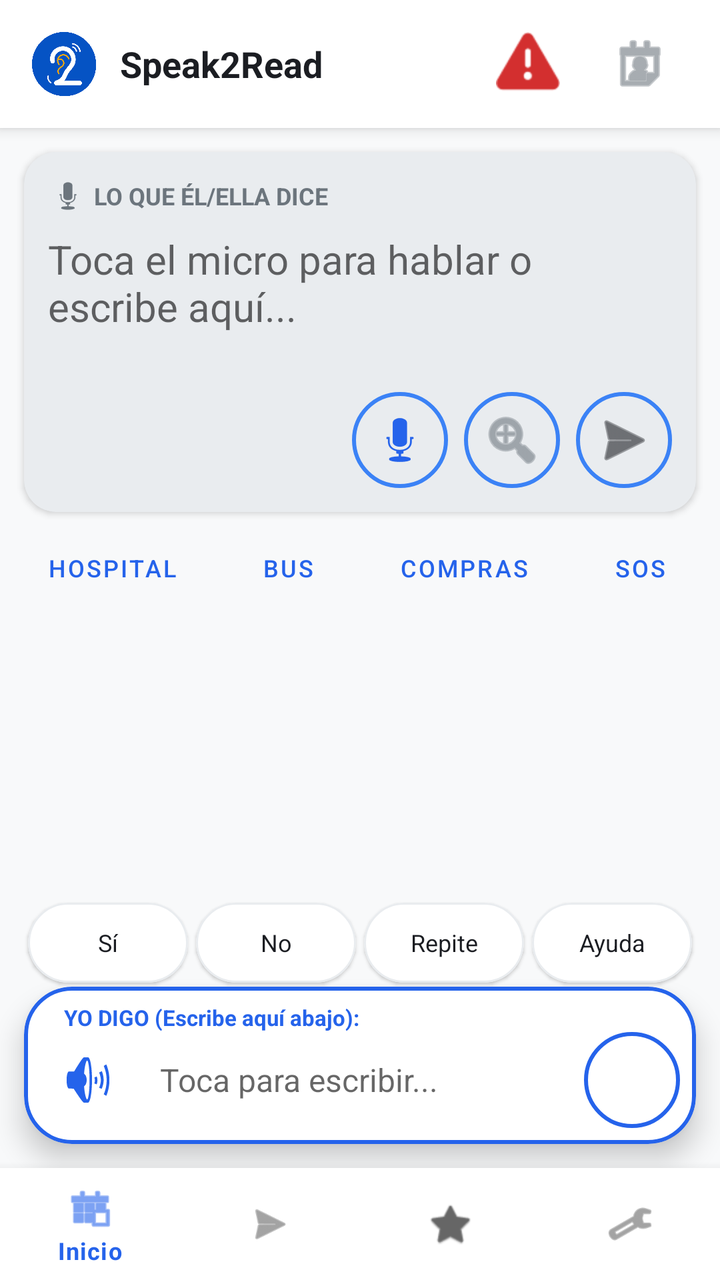
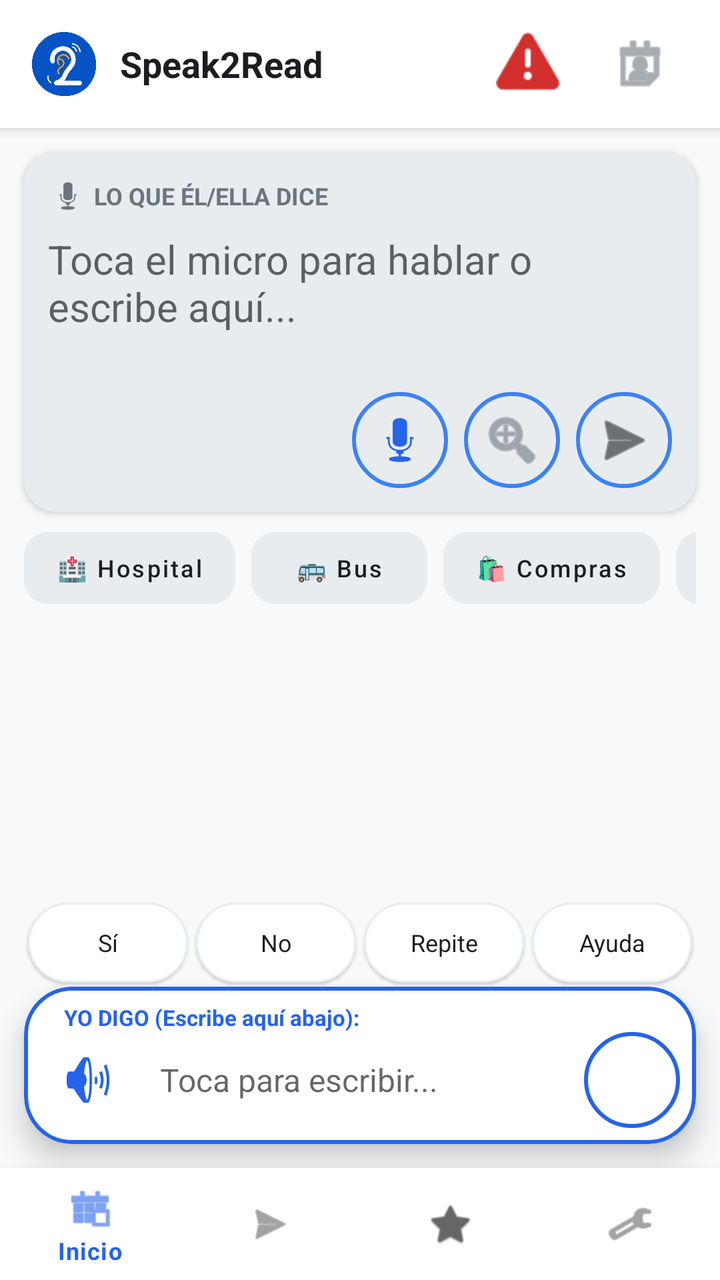

Before-and-after screenshots of an Android layout around one commit, followed by the original layout XML and the change that was made.
<!-- AndroidManifest.xml: activity theme Theme.Speak2Read -->
<!-- res/layout/activity_home.xml -->
<?xml version="1.0" encoding="utf-8"?>
<androidx.constraintlayout.widget.ConstraintLayout xmlns:android="http://schemas.android.com/apk/res/android"
    xmlns:app="http://schemas.android.com/apk/res-auto"
    android:layout_width="match_parent"
    android:layout_height="match_parent"
    android:background="@color/s2r_background">

    
    <com.google.android.material.card.MaterialCardView
        android:id="@+id/sosHeader"
        android:layout_width="match_parent"
        android:layout_height="64dp"
        app:cardElevation="4dp"
        app:cardCornerRadius="0dp"
        app:layout_constraintTop_toTopOf="parent"
        app:cardBackgroundColor="@color/s2r_surface">

        <LinearLayout
            android:layout_width="match_parent"
            android:layout_height="match_parent"
            android:orientation="horizontal"
            android:gravity="center_vertical"
            android:paddingHorizontal="16dp">

            <ImageView
                android:layout_width="32dp"
                android:layout_height="32dp"
                android:src="@drawable/logo_final_v5"
                android:contentDescription="Logo" />

            <TextView
                android:layout_width="0dp"
                android:layout_height="wrap_content"
                android:layout_weight="1"
                android:layout_marginStart="12dp"
                android:text="Speak2Read"
                android:textStyle="bold"
                android:textSize="18sp"
                android:textColor="@color/s2r_text_primary" />

            <ImageButton
                android:id="@+id/btnSosHeader"
                android:layout_width="48dp"
                android:layout_height="48dp"
                android:background="?attr/selectableItemBackgroundBorderless"
                android:src="@android:drawable/ic_dialog_alert"
                app:tint="@color/s2r_alert"
                android:contentDescription="Botón de pánico" />

            <ImageButton
                android:id="@+id/btnSelectContact"
                android:layout_width="48dp"
                android:layout_height="48dp"
                android:background="?attr/selectableItemBackgroundBorderless"
                android:src="@android:drawable/ic_menu_my_calendar"
                app:tint="@color/s2r_text_secondary"
                android:layout_marginStart="8dp"
                android:contentDescription="Contactos" />
        </LinearLayout>
    </com.google.android.material.card.MaterialCardView>

    
    <com.google.android.material.card.MaterialCardView
        android:id="@+id/cardTranscription"
        android:layout_width="match_parent"
        android:layout_height="180dp"
        android:layout_margin="12dp"
        app:cardCornerRadius="16dp"
        app:cardElevation="2dp"
        app:cardBackgroundColor="@color/s2r_bubble_interlocutor"
        app:layout_constraintTop_toBottomOf="@id/sosHeader">

        <LinearLayout
            android:layout_width="match_parent"
            android:layout_height="match_parent"
            android:orientation="vertical"
            android:padding="12dp">

            <LinearLayout
                android:layout_width="match_parent"
                android:layout_height="wrap_content"
                android:orientation="horizontal"
                android:gravity="center_vertical"
                android:layout_marginBottom="8dp">
                <ImageView
                    android:layout_width="20dp"
                    android:layout_height="20dp"
                    android:src="@android:drawable/ic_btn_speak_now"
                    app:tint="@color/s2r_text_secondary"
                    android:contentDescription="Escuchando" />
                <TextView
                    android:layout_width="wrap_content"
                    android:layout_height="wrap_content"
                    android:text=" LO QUE ÉL/ELLA DICE"
                    android:textAllCaps="true"
                    android:textSize="12sp"
                    android:textStyle="bold"
                    android:textColor="@color/s2r_text_secondary" />
            </LinearLayout>

            <EditText
                android:id="@+id/etTranscription"
                android:layout_width="match_parent"
                android:layout_height="0dp"
                android:layout_weight="1"
                android:background="@null"
                android:gravity="top"
                android:hint="Toca el micro para hablar o escribe aquí..."
                android:textColor="@color/s2r_text_primary"
                android:textSize="20sp"
                android:focusable="true"
                android:enabled="true"
                android:inputType="textMultiLine"
                android:autofillHints="" />

            <LinearLayout
                android:layout_width="match_parent"
                android:layout_height="wrap_content"
                android:gravity="end"
                android:orientation="horizontal">

                <ImageButton
                    android:id="@+id/btnMicTranscription"
                    android:layout_width="48dp"
                    android:layout_height="48dp"
                    android:background="@drawable/bg_quick_reply_card"
                    android:src="@android:drawable/ic_btn_speak_now"
                    app:tint="@color/s2r_bubble_usuario"
                    android:contentDescription="Micrófono" />

                <ImageButton
                    android:id="@+id/btnFullscreenTranscription"
                    android:layout_width="48dp"
                    android:layout_height="48dp"
                    android:layout_marginStart="8dp"
                    android:background="@drawable/bg_quick_reply_card"
                    android:src="@android:drawable/ic_menu_zoom"
                    app:tint="@color/s2r_text_secondary"
                    android:contentDescription="Pantalla completa" />

                <ImageButton
                    android:id="@+id/btnSendTranscription"
                    android:layout_width="48dp"
                    android:layout_height="48dp"
                    android:layout_marginStart="8dp"
                    android:background="@drawable/bg_quick_reply_card"
                    android:src="@android:drawable/ic_menu_send"
                    app:tint="@color/s2r_text_primary"
                    android:contentDescription="Enviar" />
            </LinearLayout>
        </LinearLayout>
    </com.google.android.material.card.MaterialCardView>

    
    <HorizontalScrollView
        android:id="@+id/scrollContext"
        android:layout_width="match_parent"
        android:layout_height="wrap_content"
        android:scrollbars="none"
        android:layout_marginHorizontal="12dp"
        app:layout_constraintTop_toBottomOf="@id/cardTranscription">
        <LinearLayout
            android:layout_width="wrap_content"
            android:layout_height="wrap_content"
            android:orientation="horizontal"
            android:paddingVertical="4dp">
            <Button android:id="@+id/btnHospital" style="@style/Widget.MaterialComponents.Button.TextButton" android:layout_width="wrap_content" android:layout_height="wrap_content" android:text="Hospital" android:textSize="12sp" />
            <Button android:id="@+id/btnTransporte" style="@style/Widget.MaterialComponents.Button.TextButton" android:layout_width="wrap_content" android:layout_height="wrap_content" android:text="Bus" android:textSize="12sp" />
            <Button android:id="@+id/btnCompras" style="@style/Widget.MaterialComponents.Button.TextButton" android:layout_width="wrap_content" android:layout_height="wrap_content" android:text="Compras" android:textSize="12sp" />
            <Button android:id="@+id/btnEmergencia" style="@style/Widget.MaterialComponents.Button.TextButton" android:layout_width="wrap_content" android:layout_height="wrap_content" android:text="SOS" android:textSize="12sp" />
            <Button android:id="@+id/btnPersonalizado" style="@style/Widget.MaterialComponents.Button.TextButton" android:layout_width="wrap_content" android:layout_height="wrap_content" android:text="Mío" android:textSize="12sp" />
        </LinearLayout>
    </HorizontalScrollView>

    
    <androidx.recyclerview.widget.RecyclerView
        android:id="@+id/recyclerChat"
        android:layout_width="match_parent"
        android:layout_height="0dp"
        android:padding="8dp"
        android:clipToPadding="false"
        app:layout_constraintTop_toBottomOf="@id/scrollContext"
        app:layout_constraintBottom_toTopOf="@id/quickRepliesLayout" />

    
    <LinearLayout
        android:id="@+id/quickRepliesLayout"
        android:layout_width="match_parent"
        android:layout_height="wrap_content"
        android:orientation="horizontal"
        android:gravity="center"
        android:paddingHorizontal="12dp"
        app:layout_constraintBottom_toTopOf="@id/cardInput">

        <com.google.android.material.card.MaterialCardView
            android:id="@+id/qr_si"
            android:layout_width="0dp"
            android:layout_height="40dp"
            android:layout_weight="1"
            android:layout_margin="2dp"
            app:cardCornerRadius="20dp"
            app:cardBackgroundColor="@color/s2r_surface"
            app:strokeWidth="1dp"
            app:strokeColor="@color/s2r_bubble_interlocutor">
            <TextView android:id="@+id/tvQr1" android:layout_width="match_parent" android:layout_height="match_parent" android:gravity="center" android:text="Sí" android:textSize="12sp" android:textColor="@color/s2r_text_primary" />
        </com.google.android.material.card.MaterialCardView>

        <com.google.android.material.card.MaterialCardView
            android:id="@+id/qr_no"
            android:layout_width="0dp"
            android:layout_height="40dp"
            android:layout_weight="1"
            android:layout_margin="2dp"
            app:cardCornerRadius="20dp"
            app:cardBackgroundColor="@color/s2r_surface"
            app:strokeWidth="1dp"
            app:strokeColor="@color/s2r_bubble_interlocutor">
            <TextView android:id="@+id/tvQr2" android:layout_width="match_parent" android:layout_height="match_parent" android:gravity="center" android:text="No" android:textSize="12sp" android:textColor="@color/s2r_text_primary" />
        </com.google.android.material.card.MaterialCardView>

        <com.google.android.material.card.MaterialCardView
            android:id="@+id/qr_repite"
            android:layout_width="0dp"
            android:layout_height="40dp"
            android:layout_weight="1"
            android:layout_margin="2dp"
            app:cardCornerRadius="20dp"
            app:cardBackgroundColor="@color/s2r_surface"
            app:strokeWidth="1dp"
            app:strokeColor="@color/s2r_bubble_interlocutor">
            <TextView android:id="@+id/tvQr3" android:layout_width="match_parent" android:layout_height="match_parent" android:gravity="center" android:text="Repite" android:textSize="12sp" android:textColor="@color/s2r_text_primary" />
        </com.google.android.material.card.MaterialCardView>

        <com.google.android.material.card.MaterialCardView
            android:id="@+id/qr_ayuda"
            android:layout_width="0dp"
            android:layout_height="40dp"
            android:layout_weight="1"
            android:layout_margin="2dp"
            app:cardCornerRadius="20dp"
            app:cardBackgroundColor="@color/s2r_surface"
            app:strokeWidth="1dp"
            app:strokeColor="@color/s2r_bubble_interlocutor">
            <TextView android:id="@+id/tvQr4" android:layout_width="match_parent" android:layout_height="match_parent" android:gravity="center" android:text="Ayuda" android:textSize="12sp" android:textColor="@color/s2r_text_primary" />
        </com.google.android.material.card.MaterialCardView>
    </LinearLayout>

    
    <com.google.android.material.card.MaterialCardView
        android:id="@+id/cardInput"
        android:layout_width="match_parent"
        android:layout_height="wrap_content"
        android:layout_margin="12dp"
        app:cardCornerRadius="24dp"
        app:cardElevation="8dp"
        app:strokeWidth="2dp"
        app:strokeColor="@color/s2r_bubble_usuario"
        app:layout_constraintBottom_toTopOf="@id/bottom_navigation">

        <LinearLayout
            android:layout_width="match_parent"
            android:layout_height="wrap_content"
            android:orientation="vertical"
            android:padding="8dp">

            <TextView
                android:layout_width="wrap_content"
                android:layout_height="wrap_content"
                android:layout_marginStart="12dp"
                android:text="YO DIGO (Escribe aquí abajo):"
                android:textSize="11sp"
                android:textStyle="bold"
                android:textColor="@color/s2r_bubble_usuario" />

            <LinearLayout
                android:layout_width="match_parent"
                android:layout_height="wrap_content"
                android:orientation="horizontal"
                android:gravity="center_vertical">

                <ImageButton
                    android:id="@+id/btnSpeaker"
                    android:layout_width="48dp"
                    android:layout_height="48dp"
                    android:background="?attr/selectableItemBackgroundBorderless"
                    android:src="@android:drawable/ic_lock_silent_mode_off"
                    app:tint="@color/s2r_bubble_usuario"
                    android:contentDescription="Hablar" />

                <EditText
                    android:id="@+id/etMessage"
                    android:layout_width="0dp"
                    android:layout_height="wrap_content"
                    android:layout_weight="1"
                    android:background="@null"
                    android:hint="Toca para escribir..."
                    android:padding="12dp"
                    android:textColor="@color/s2r_text_primary"
                    android:textSize="16sp"
                    android:inputType="textShortMessage"
                    android:autofillHints="" />

                <ImageButton
                    android:id="@+id/btnSendMessage"
                    android:layout_width="48dp"
                    android:layout_height="48dp"
                    android:background="@drawable/bg_quick_reply_card"
                    android:backgroundTint="@color/s2r_bubble_usuario"
                    android:src="@android:drawable/ic_menu_send"
                    app:tint="@color/white"
                    android:contentDescription="Enviar" />
            </LinearLayout>
        </LinearLayout>
    </com.google.android.material.card.MaterialCardView>

    <com.google.android.material.bottomnavigation.BottomNavigationView
        android:id="@+id/bottom_navigation"
        android:layout_width="match_parent"
        android:layout_height="wrap_content"
        app:layout_constraintBottom_toBottomOf="parent"
        app:menu="@menu/bottom_nav_menu"
        android:background="@color/s2r_surface" />

    
    <FrameLayout
        android:id="@+id/emergencyOverlay"
        android:layout_width="match_parent"
        android:layout_height="match_parent"
        android:background="#E6D32F2F"
        android:visibility="gone"
        android:clickable="true"
        android:focusable="true">
        <LinearLayout
            android:layout_width="match_parent"
            android:layout_height="match_parent"
            android:gravity="center"
            android:orientation="vertical">
            <ImageView
                android:id="@+id/imgWarning"
                android:layout_width="120dp"
                android:layout_height="120dp"
                android:src="@android:drawable/ic_dialog_alert"
                app:tint="@color/white"
                android:contentDescription="Alerta" />
            <TextView
                android:id="@+id/tvEmergencyTitle"
                android:layout_width="wrap_content"
                android:layout_height="wrap_content"
                android:text="¡ALERTA!"
                android:textColor="@color/white"
                android:textSize="40sp"
                android:textStyle="bold" />
            <TextView
                android:id="@+id/tvEmergencyType"
                android:layout_width="wrap_content"
                android:layout_height="wrap_content"
                android:text="Sonido de Peligro"
                android:textColor="@color/white"
                android:textSize="24sp"
                android:gravity="center"
                android:layout_marginTop="8dp" />
            <Button
                android:id="@+id/btnAcknowledge"
                android:layout_width="wrap_content"
                android:layout_height="wrap_content"
                android:layout_marginTop="40dp"
                android:paddingHorizontal="32dp"
                android:backgroundTint="@color/white"
                android:text="ENTENDIDO"
                android:textColor="@color/s2r_alert" />
        </LinearLayout>
    </FrameLayout>

</androidx.constraintlayout.widget.ConstraintLayout>
<!-- resources referenced by this layout -->
<resources>
  <color name="s2r_alert">#D32F2F</color>
  <color name="s2r_background">#F8F9FA</color>
  <color name="s2r_bubble_interlocutor">#E9ECEF</color>
  <color name="s2r_bubble_usuario">#2563EB</color>
  <color name="s2r_surface">#FFFFFF</color>
  <color name="s2r_text_primary">#1B1D22</color>
  <color name="s2r_text_secondary">#6C757D</color>
  <color name="white">#FFFFFFFF</color>
  <!-- drawable bg_quick_reply_card (drawable) -->
  <?xml version="1.0" encoding="utf-8"?>
  <shape xmlns:android="http://schemas.android.com/apk/res/android">
      <solid android:color="@android:color/transparent"/>
      <corners android:radius="24dp"/>
      <stroke
          android:width="2dp"
          android:color="@color/s2r_accent"/>
  </shape>
  <!-- drawable logo_final_v5: png bitmap (drawable, 19149 bytes) -->
  <style name="Theme.Speak2Read" parent="Theme.MaterialComponents.DayNight.NoActionBar">
          <item name="colorPrimary">@color/s2r_bubble_usuario</item>
          <item name="colorPrimaryVariant">@color/s2r_bubble_usuario</item>
          <item name="colorOnPrimary">@color/white</item>
          <item name="android:windowBackground">@color/s2r_background</item>
          <item name="android:colorBackground">@color/s2r_background</item>
          <item name="android:textColorPrimary">@color/s2r_text_primary</item>
          <item name="android:textColor">@color/s2r_text_primary</item>
      </style>
  <color name="s2r_accent">#3B82F6</color>
</resources>

<!-- the commit's change to res/layout/activity_home.xml (unified diff, before → after) -->
@@ -164,11 +164,69 @@
             android:layout_height="wrap_content"
             android:orientation="horizontal"
             android:paddingVertical="4dp">
-            <Button android:id="@+id/btnHospital" style="@style/Widget.MaterialComponents.Button.TextButton" android:layout_width="wrap_content" android:layout_height="wrap_content" android:text="Hospital" android:textSize="12sp" />
-            <Button android:id="@+id/btnTransporte" style="@style/Widget.MaterialComponents.Button.TextButton" android:layout_width="wrap_content" android:layout_height="wrap_content" android:text="Bus" android:textSize="12sp" />
-            <Button android:id="@+id/btnCompras" style="@style/Widget.MaterialComponents.Button.TextButton" android:layout_width="wrap_content" android:layout_height="wrap_content" android:text="Compras" android:textSize="12sp" />
-            <Button android:id="@+id/btnEmergencia" style="@style/Widget.MaterialComponents.Button.TextButton" android:layout_width="wrap_content" android:layout_height="wrap_content" android:text="SOS" android:textSize="12sp" />
-            <Button android:id="@+id/btnPersonalizado" style="@style/Widget.MaterialComponents.Button.TextButton" android:layout_width="wrap_content" android:layout_height="wrap_content" android:text="Mío" android:textSize="12sp" />
+            <com.google.android.material.button.MaterialButton
+                android:id="@+id/btnHospital"
+                style="@style/Widget.MaterialComponents.Button.UnelevatedButton"
+                android:layout_width="wrap_content"
+                android:layout_height="wrap_content"
+                android:layout_marginEnd="8dp"
+                android:text="🏥 Hospital"
+                android:textAllCaps="false"
+                app:cornerRadius="12dp"
+                android:backgroundTint="@color/s2r_bubble_interlocutor"
+                android:textColor="@color/s2r_text_primary"
+                android:textSize="12sp" />
+
+            <com.google.android.material.button.MaterialButton
+                android:id="@+id/btnTransporte"
+                style="@style/Widget.MaterialComponents.Button.UnelevatedButton"
+                android:layout_width="wrap_content"
+                android:layout_height="wrap_content"
+                android:layout_marginEnd="8dp"
+                android:text="🚌 Bus"
+                android:textAllCaps="false"
+                app:cornerRadius="12dp"
+                android:backgroundTint="@color/s2r_bubble_interlocutor"
+                android:textColor="@color/s2r_text_primary"
+                android:textSize="12sp" />
+
+            <com.google.android.material.button.MaterialButton
+                android:id="@+id/btnCompras"
+                style="@style/Widget.MaterialComponents.Button.UnelevatedButton"
+                android:layout_width="wrap_content"
+                android:layout_height="wrap_content"
+                android:layout_marginEnd="8dp"
+                android:text="🛍️ Compras"
+                android:textAllCaps="false"
+                app:cornerRadius="12dp"
+                android:backgroundTint="@color/s2r_bubble_interlocutor"
+                android:textColor="@color/s2r_text_primary"
+                android:textSize="12sp" />
+
+            <com.google.android.material.button.MaterialButton
+                android:id="@+id/btnEmergencia"
+                style="@style/Widget.MaterialComponents.Button.UnelevatedButton"
+                android:layout_width="wrap_content"
+                android:layout_height="wrap_content"
+                android:layout_marginEnd="8dp"
+                android:text="🚨 SOS"
+                android:textAllCaps="false"
+                app:cornerRadius="12dp"
+                android:backgroundTint="@color/s2r_bubble_interlocutor"
+                android:textColor="@color/s2r_text_primary"
+                android:textSize="12sp" />
+
+            <com.google.android.material.button.MaterialButton
+                android:id="@+id/btnPersonalizado"
+                style="@style/Widget.MaterialComponents.Button.UnelevatedButton"
+                android:layout_width="wrap_content"
+                android:layout_height="wrap_content"
+                android:text="👤 Mío"
+                android:textAllCaps="false"
+                app:cornerRadius="12dp"
+                android:backgroundTint="@color/s2r_bubble_interlocutor"
+                android:textColor="@color/s2r_text_primary"
+                android:textSize="12sp" />
         </LinearLayout>
     </HorizontalScrollView>
 
